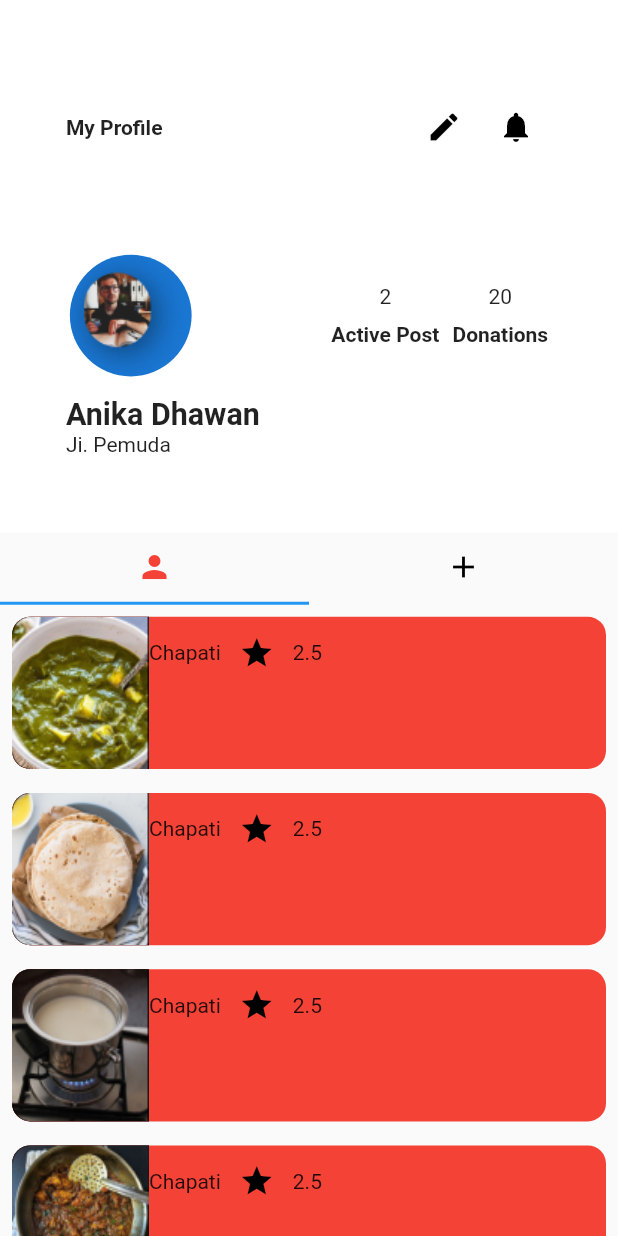
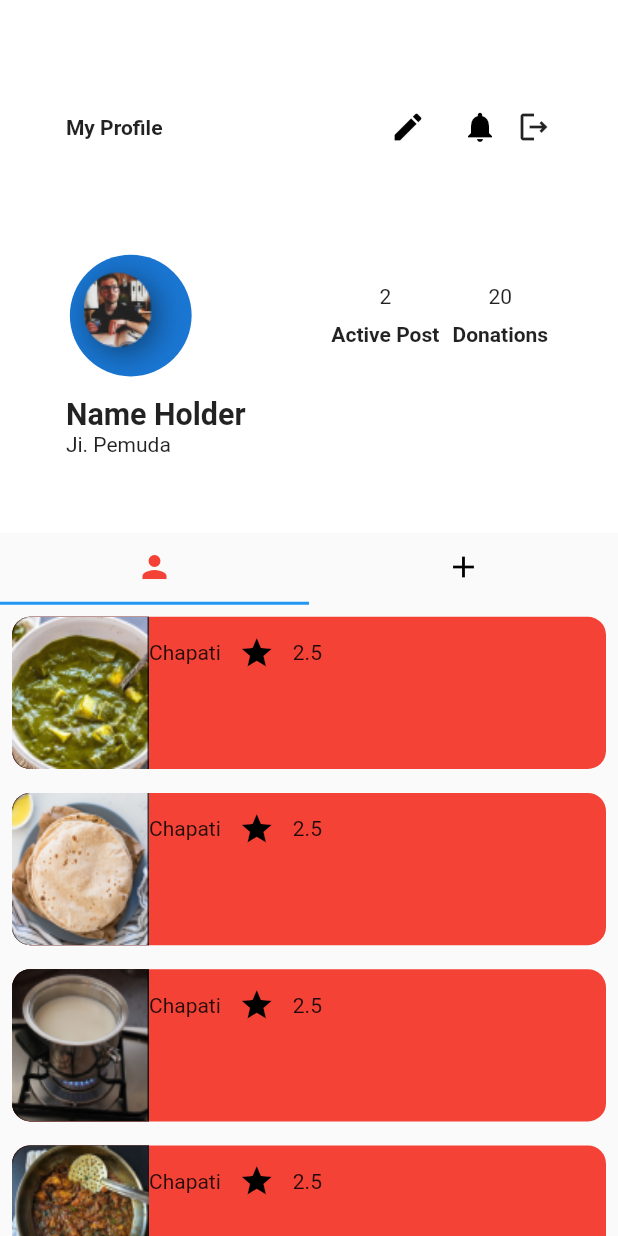
Before and after one commit to ipriyam26/Waste-Not, a Flutter app: the ProfileScreen screen opened directly, on a phone screen of 412 x 824 dp. Run offline on Flutter 3.47's test engine with Material 2 defaults, Android fonts, the light colour scheme and no system bars; our stand-ins replace carousel_slider, cloud_firestore, curved_navigation_bar, firebase_auth, firebase_core, flutter_screenutil and 5 more; missing offline and left inert: flutter_animated_dialog; accounts and stored records are empty.

Commit message:
Set up user controller and fixed login

```diff
--- a/lib/auth/controllers/user_controller.dart
+++ b/lib/auth/controllers/user_controller.dart
@@ -1,10 +1,46 @@
+import 'package:cloud_firestore/cloud_firestore.dart';
+import 'package:firebase_auth/firebase_auth.dart';
 import 'package:get/get.dart';
+import 'package:waste_not/models/user.dart';
 
-class MyController extends GetxController {
+class UserController extends GetxController {
+  final _auth = FirebaseAuth.instance;
+  final user = UserModel(
+          name: "",
+          email: "",
+          username: "",
+          photoUrl: "",
+          address: "",
+          phoneNumber: "",
+          gender: "")
+      .obs;
 
+  @override
+  Future<void> onInit() async {
+    // get user id from firestore firebase
+    // await updateUser();
+    super.onInit();
+  }
 
+  @override
+  void onReady() async {
+    await updateUser();
+    super.onReady();
+  }
 
-  final _obj = ''.obs;
-  set obj(value) => _obj.value = value;
-  get obj => _obj.value;
+  Future<void> updateUser() async {
+    User me = _auth.currentUser!;
+    // get user data from firebase
+
+    CollectionReference userRef =
+        FirebaseFirestore.instance.collection('users');
+    var response = await userRef.doc(me.uid).get();
+    var userData = response.data() as Map<String, dynamic>;
+    user.value = UserModel.fromJson(userData);
+    user.refresh();
+    update();
+  }
+
+  // get name
+  String get name => user.value.name;
 }
--- a/lib/models/user.dart
+++ b/lib/models/user.dart
@@ -7,8 +7,8 @@ class UserModel {
   final String phoneNumber;
   final String gender;
 
-  UserModel(
-      {required this.name,
+  UserModel({
+    required this.name,
     required this.email,
     required this.username,
     required this.photoUrl,
@@ -16,6 +16,17 @@ class UserModel {
     required this.phoneNumber,
     required this.gender,
   });
+
+  factory UserModel.fromJson(Map<String, dynamic> response) {
+    return UserModel(
+        name: response['name'],
+        email: response['email'],
+        username: response['username'],
+        photoUrl: response['photoUrl'],
+        address: response['address'],
+        phoneNumber: response['phoneNumber'],
+        gender: response['gender']);
+  }
 
   Map<String, dynamic> toMap() {
     return {
@@ -25,7 +36,7 @@ class UserModel {
       'photoUrl': photoUrl,
       'address': address,
       'phone': phoneNumber,
-      'gender':gender
+      'gender': gender
     };
   }
 }
--- a/lib/screens/profile/profile.dart
+++ b/lib/screens/profile/profile.dart
@@ -1,5 +1,8 @@
 import 'package:flutter/material.dart';
 import 'package:flutter_screenutil/flutter_screenutil.dart';
+import 'package:get/get.dart';
+import 'package:waste_not/auth/controllers/login_controller.dart';
+import 'package:waste_not/auth/controllers/user_controller.dart';
 
 
 class ProfileScreen extends StatefulWidget {
@@ -11,12 +14,19 @@ class ProfileScreen extends StatefulWidget {
 
 class _ProfileScreenState extends State<ProfileScreen>
     with TickerProviderStateMixin {
+
+  final UserController userController = Get.put(UserController());
+final LoginController loginController = Get.put(LoginController());
   @override
   Widget build(BuildContext context) {
     TabController tabController = TabController(length: 2, vsync: this);
+    final UserController userController = Get.put(UserController());
     return Scaffold(
 
-      body: Column(
+      body: GetBuilder<UserController>(
+
+        builder: (userController) {
+          return Column(
             crossAxisAlignment: CrossAxisAlignment.center,
             children: [
               Container(
@@ -50,7 +60,12 @@ class _ProfileScreenState extends State<ProfileScreen>
                                   Icons.notifications,
                                   color: Colors.black,
                                 ),
-                          )
+                              ),
+                              InkWell(
+                                onTap: (() {
+                                  loginController.logout();
+                                }),
+                                child: const Icon(Icons.logout_outlined))
                             ],
                           ),
                         ],
@@ -105,7 +120,11 @@ class _ProfileScreenState extends State<ProfileScreen>
                         crossAxisAlignment: CrossAxisAlignment.start,
                         children: [
                           Text(
-                        'Anika Dhawan',
+                            userController.name !=
+                            ""?
+                              userController.name
+      :"Name Holder",
+
                             style: TextStyle(
                                 fontWeight: FontWeight.bold, fontSize: 20.sp),
                           ),
@@ -162,6 +181,8 @@ class _ProfileScreenState extends State<ProfileScreen>
                 ),
               ),
             ],
+          );
+        }
       ),
     );
   }
--- a/pubspec.yaml
+++ b/pubspec.yaml
@@ -49,6 +49,7 @@ dependencies:
   form_validator: ^1.0.2
   fluttertoast: ^8.0.9
   cloud_firestore: ^3.4.5
+  flutter_secure_storage: ^6.0.0
 
 
 
```
Also changed, not shown: lib/auth/controllers/login_controller.dart (+64 -7 lines), lib/screens/splash.dart (+14 -1 lines), pubspec.lock, 6 other files. Lines whose indentation alone changed are shown as unchanged.
